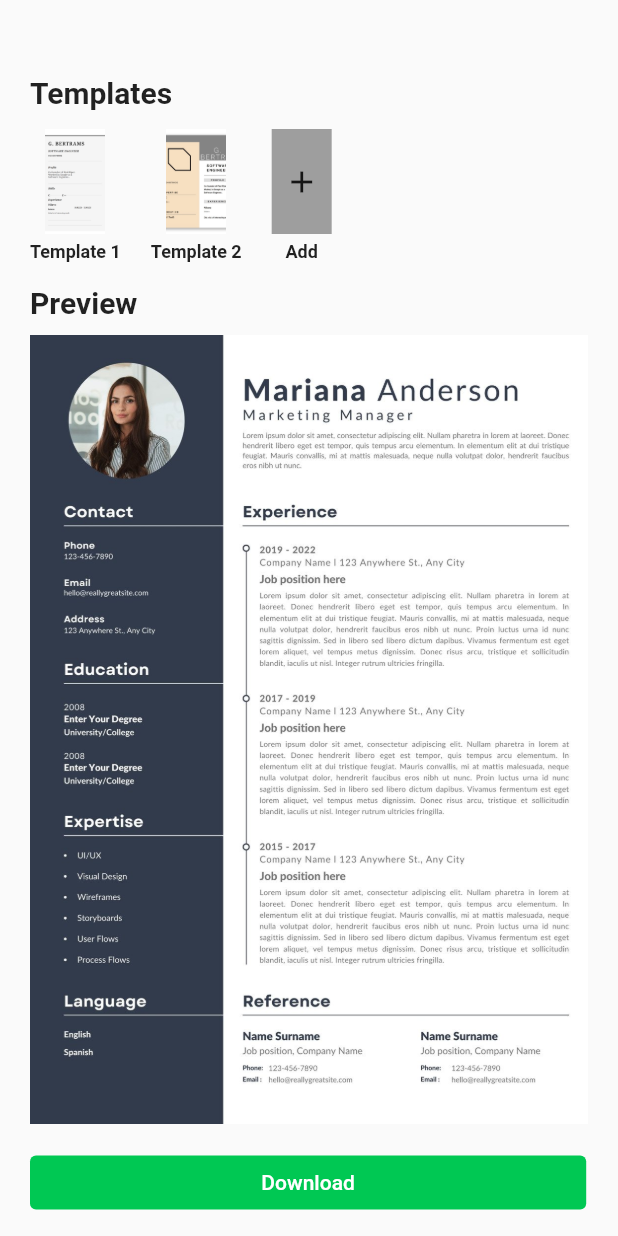
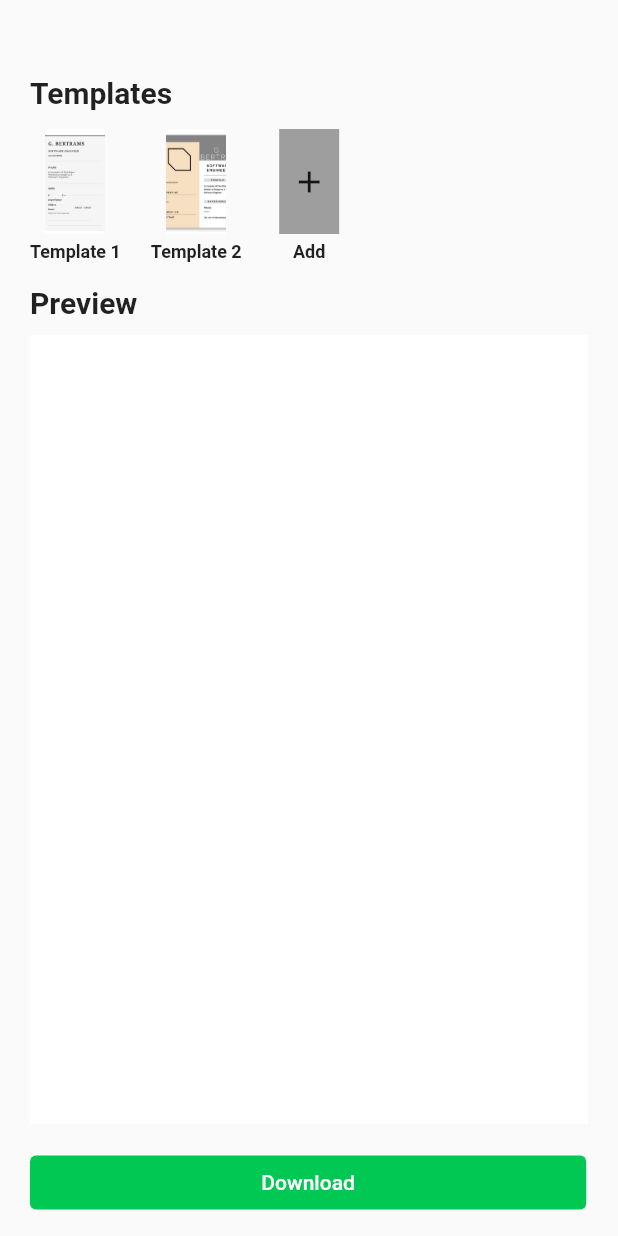
Before and after one commit to alvi-khan/Resume-Maker, a Flutter app: the Preview screen opened directly, on a phone screen of 412 x 824 dp. Run offline on Flutter 3.47's test engine with Material 2 defaults, Android fonts, the phone set to English and light mode, and no system bars; our stand-ins replace cloud_firestore, firebase_auth, firebase_core, flutter_local_notifications, google_sign_in; missing offline and left inert: flutter_html_to_pdf, flutter_super_html_viewer; accounts and stored records are empty.

Commit message:
Small Adjustments

```diff
--- a/lib/components/preview.dart
+++ b/lib/components/preview.dart
@@ -119,7 +119,7 @@ class _PreviewState extends State<Preview> {
                       )
                     ],
                   ),
-                  SizedBox(width: 20),
+                  SizedBox(width: 25),
                   Column(
                     children: [
                       Container(
@@ -154,7 +154,7 @@ class _PreviewState extends State<Preview> {
                 padding: const EdgeInsets.only(right: 20, bottom: 15),
                 child: htmlData == ""
                     ? Image(
-                        image: AssetImage("assets/images/template1.jpg"),
+                        image: AssetImage("assets/images/white.png"),
                       )
                     : ResumePreview(htmlData: htmlData),
               ),
```
Also changed, not shown: assets/images/white.png (added), pubspec.lock.
